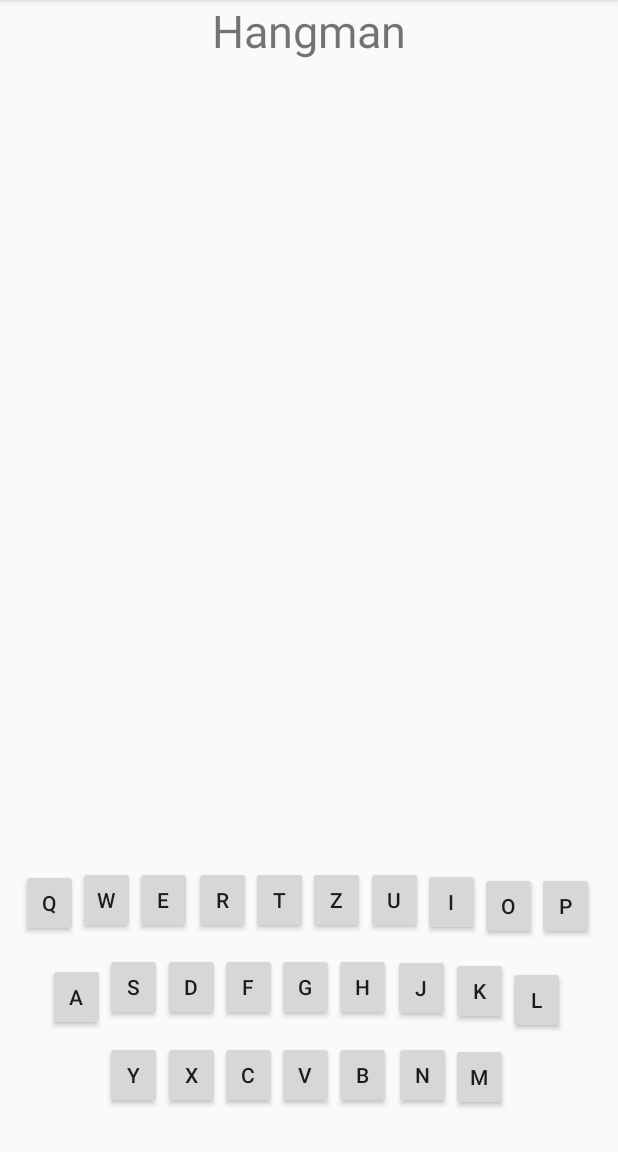
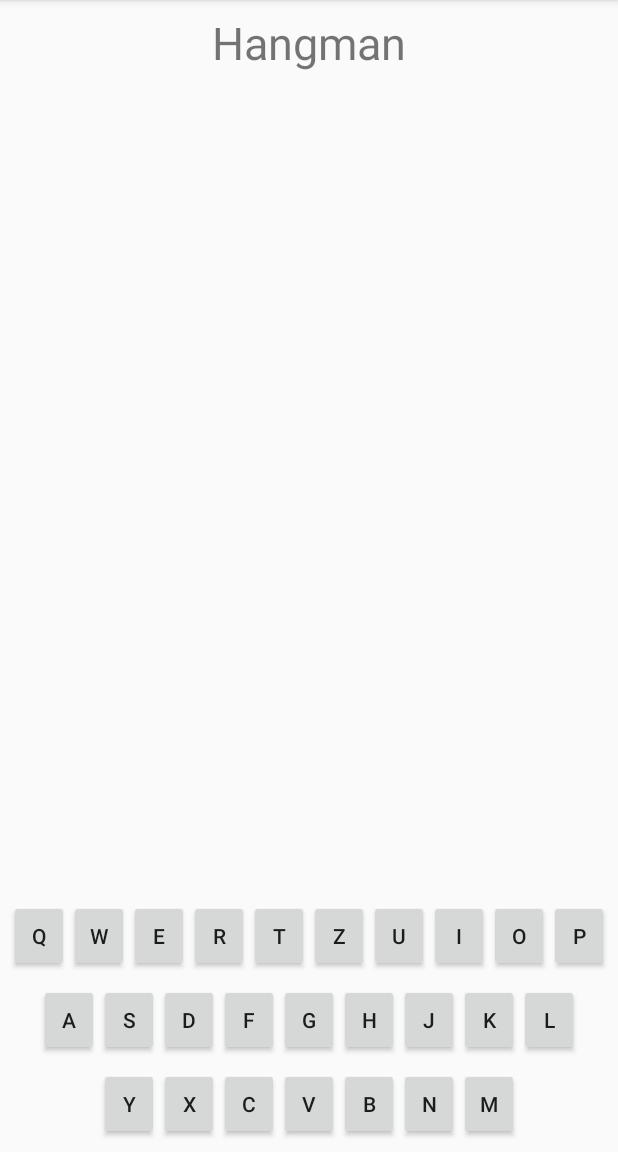
Before and after one commit to sw19-tug/morning05, an Android app: the HangmanActivity screen opened directly, with no data from a screen before it, on a phone screen of 412 x 824 dp, the part 84-1236 px from its top. Run offline under Robolectric (Android 15) with nearby library versions, the phone set to English and light mode, and no system bars.

Commit message:
GAMES_006 better layout for the buttons (test2) [BL,PS]

```diff
--- a/app/src/main/res/layout/activity_hangman.xml
+++ b/app/src/main/res/layout/activity_hangman.xml
@@ -5,305 +5,250 @@
     android:layout_width="match_parent"
     android:layout_height="match_parent">
 
-    <Button
-        android:id="@+id/button_p"
-        android:layout_width="38dp"
-        android:layout_height="45dp"
-        android:layout_marginStart="113dp"
-        android:layout_marginTop="524dp"
-        android:layout_marginEnd="15dp"
-        android:text="P"
-        app:layout_constraintBottom_toTopOf="@+id/button_l"
+    <LinearLayout
+        android:layout_width="wrap_content"
+        android:layout_height="wrap_content"
+        android:layout_marginStart="8dp"
+        android:layout_marginTop="8dp"
+        android:layout_marginEnd="8dp"
+        android:orientation="horizontal"
         app:layout_constraintEnd_toEndOf="parent"
-        app:layout_constraintStart_toEndOf="@+id/button_z"
-        app:layout_constraintTop_toBottomOf="@+id/textView2" />
+        app:layout_constraintStart_toStartOf="parent"
+        app:layout_constraintTop_toTopOf="parent">
 
-    <Button
-        android:id="@+id/button_o"
-        android:layout_width="38dp"
-        android:layout_height="45dp"
-        android:layout_marginTop="524dp"
-        android:text="O"
-        app:layout_constraintBottom_toTopOf="@+id/button_l"
-        app:layout_constraintEnd_toStartOf="@+id/button_p"
-        app:layout_constraintStart_toEndOf="@+id/button_i"
-        app:layout_constraintTop_toBottomOf="@+id/textView2" />
+        <TextView
+            android:id="@+id/textView2"
+            android:layout_width="395dp"
+            android:layout_height="40dp"
+            android:text="Hangman"
+            android:textAlignment="center"
+            android:textSize="30sp"
+            app:layout_constraintEnd_toEndOf="parent"
+            app:layout_constraintHorizontal_bias="1.0"
+            app:layout_constraintStart_toStartOf="parent"
+            tools:layout_editor_absoluteY="108dp" />
+    </LinearLayout>
 
-    <Button
-        android:id="@+id/button_i"
-        android:layout_width="38dp"
-        android:layout_height="45dp"
-        android:layout_marginTop="524dp"
-        android:text="I"
-        app:layout_constraintBottom_toTopOf="@+id/button_k"
-        app:layout_constraintEnd_toStartOf="@+id/button_o"
-        app:layout_constraintStart_toEndOf="@+id/button_u"
-        app:layout_constraintTop_toBottomOf="@+id/textView2" />
+    <LinearLayout
+        android:id="@+id/keyb_1"
+        android:layout_width="wrap_content"
+        android:layout_height="wrap_content"
+        android:layout_marginStart="8dp"
+        android:layout_marginEnd="8dp"
+        android:layout_marginBottom="8dp"
+        android:orientation="horizontal"
+        app:layout_constraintBottom_toTopOf="@+id/keyb_2"
+        app:layout_constraintEnd_toEndOf="parent"
+        app:layout_constraintStart_toStartOf="parent">
 
-    <Button
-        android:id="@+id/button_u"
-        android:layout_width="38dp"
-        android:layout_height="45dp"
-        android:layout_marginTop="524dp"
-        android:text="U"
-        app:layout_constraintBottom_toTopOf="@+id/button_j"
-        app:layout_constraintEnd_toStartOf="@+id/button_i"
-        app:layout_constraintStart_toEndOf="@+id/button_z"
-        app:layout_constraintTop_toBottomOf="@+id/textView2" />
+        <Button
+            android:id="@+id/button_q"
+            android:layout_width="40dp"
+            android:layout_height="wrap_content"
+            android:layout_weight="1"
+            android:text="Q" />
 
-    <Button
-        android:id="@+id/button_z"
-        android:layout_width="38dp"
-        android:layout_height="45dp"
-        android:layout_marginTop="524dp"
-        android:text="Z"
-        app:layout_constraintBottom_toTopOf="@+id/button_h"
-        app:layout_constraintEnd_toStartOf="@+id/button_u"
-        app:layout_constraintStart_toEndOf="@+id/button_t"
-        app:layout_constraintTop_toBottomOf="@+id/textView2" />
+        <Button
+            android:id="@+id/button_w"
+            android:layout_width="40dp"
+            android:layout_height="wrap_content"
+            android:layout_weight="1"
+            android:text="W" />
 
-    <Button
-        android:id="@+id/button_t"
-        android:layout_width="38dp"
-        android:layout_height="45dp"
-        android:layout_marginTop="524dp"
-        android:text="T"
-        app:layout_constraintBottom_toTopOf="@+id/button_g"
-        app:layout_constraintEnd_toStartOf="@+id/button_z"
-        app:layout_constraintStart_toEndOf="@+id/button_r"
-        app:layout_constraintTop_toBottomOf="@+id/textView2" />
+        <Button
+            android:id="@+id/button_e"
+            android:layout_width="40dp"
+            android:layout_height="wrap_content"
+            android:layout_weight="1"
+            android:text="E" />
 
-    <Button
-        android:id="@+id/button_r"
-        android:layout_width="38dp"
-        android:layout_height="45dp"
-        android:layout_marginStart="1dp"
-        android:layout_marginTop="524dp"
-        android:text="R"
-        app:layout_constraintBottom_toTopOf="@+id/button_f"
-        app:layout_constraintEnd_toStartOf="@+id/button_t"
-        app:layout_constraintStart_toEndOf="@+id/button_e"
-        app:layout_constraintTop_toBottomOf="@+id/textView2" />
+        <Button
+            android:id="@+id/button_r"
+            android:layout_width="40dp"
+            android:layout_height="wrap_content"
+            android:layout_weight="1"
+            android:text="R" />
 
-    <Button
-        android:id="@+id/button_e"
-        android:layout_width="38dp"
-        android:layout_height="45dp"
-        android:layout_marginTop="524dp"
-        android:text="E"
-        app:layout_constraintBottom_toTopOf="@+id/button_d"
-        app:layout_constraintEnd_toStartOf="@+id/button_r"
-        app:layout_constraintStart_toEndOf="@+id/button_w"
-        app:layout_constraintTop_toBottomOf="@+id/textView2" />
+        <Button
+            android:id="@+id/button_t"
+            android:layout_width="40dp"
+            android:layout_height="wrap_content"
+            android:layout_weight="1"
+            android:text="T" />
 
-    <Button
-        android:id="@+id/button_w"
-        android:layout_width="38dp"
-        android:layout_height="45dp"
-        android:layout_marginTop="524dp"
-        android:text="W"
-        app:layout_constraintBottom_toTopOf="@+id/button_s"
-        app:layout_constraintEnd_toStartOf="@+id/button_e"
-        app:layout_constraintStart_toEndOf="@+id/button_q"
-        app:layout_constraintTop_toBottomOf="@+id/textView2" />
+        <Button
+            android:id="@+id/button_z"
+            android:layout_width="40dp"
+            android:layout_height="wrap_content"
+            android:layout_weight="1"
+            android:text="Z" />
 
-    <TextView
-        android:id="@+id/textView2"
-        android:layout_width="395dp"
-        android:layout_height="40dp"
-        android:text="Hangman"
-        android:textAlignment="center"
-        android:textSize="30sp"
+        <Button
+            android:id="@+id/button_u"
+            android:layout_width="40dp"
+            android:layout_height="wrap_content"
+            android:layout_weight="1"
+            android:text="U" />
+
+        <Button
+            android:id="@+id/button_i"
+            android:layout_width="40dp"
+            android:layout_height="wrap_content"
+            android:layout_weight="1"
+            android:text="I" />
+
+        <Button
+            android:id="@+id/button_o"
+            android:layout_width="40dp"
+            android:layout_height="wrap_content"
+            android:layout_weight="1"
+            android:text="O" />
+
+        <Button
+            android:id="@+id/button_p"
+            android:layout_width="40dp"
+            android:layout_height="wrap_content"
+            android:layout_weight="1"
+            android:text="P" />
+    </LinearLayout>
+
+    <LinearLayout
+        android:id="@+id/keyb_2"
+        android:layout_width="wrap_content"
+        android:layout_height="wrap_content"
+        android:layout_marginStart="8dp"
+        android:layout_marginEnd="8dp"
+        android:layout_marginBottom="8dp"
+        android:orientation="horizontal"
+        app:layout_constraintBottom_toTopOf="@+id/keyb_3"
         app:layout_constraintEnd_toEndOf="parent"
-        app:layout_constraintHorizontal_bias="0.5"
-        app:layout_constraintStart_toStartOf="parent"
-        tools:layout_editor_absoluteY="16dp" />
+        app:layout_constraintStart_toStartOf="parent">
 
-    <Button
-        android:id="@+id/button_q"
-        android:layout_width="38dp"
-        android:layout_height="45dp"
-        android:layout_marginStart="14dp"
-        android:layout_marginTop="524dp"
-        android:layout_marginBottom="1dp"
-        android:text="Q"
-        app:layout_constraintBottom_toTopOf="@+id/button_a"
-        app:layout_constraintEnd_toStartOf="@+id/button_w"
-        app:layout_constraintStart_toStartOf="parent"
-        app:layout_constraintTop_toBottomOf="@+id/textView2" />
+        <Button
+            android:id="@+id/button_a"
+            android:layout_width="40dp"
+            android:layout_height="wrap_content"
+            android:layout_weight="1"
+            android:text="A" />
 
-    <Button
-        android:id="@+id/button_a"
-        android:layout_width="38dp"
-        android:layout_height="45dp"
-        android:layout_marginStart="32dp"
-        android:layout_marginBottom="61dp"
-        android:text="A"
-        app:layout_constraintBottom_toBottomOf="parent"
-        app:layout_constraintEnd_toStartOf="@+id/button_s"
-        app:layout_constraintStart_toStartOf="parent"
-        app:layout_constraintTop_toBottomOf="@+id/button_w" />
+        <Button
+            android:id="@+id/button_s"
+            android:layout_width="40dp"
+            android:layout_height="wrap_content"
+            android:layout_weight="1"
+            android:text="S" />
 
-    <Button
-        android:id="@+id/button_y"
-        android:layout_width="38dp"
-        android:layout_height="45dp"
-        android:layout_marginStart="70dp"
-        android:layout_marginBottom="16dp"
-        android:text="Y"
-        app:layout_constraintBottom_toBottomOf="parent"
-        app:layout_constraintEnd_toStartOf="@+id/button_x"
-        app:layout_constraintStart_toStartOf="parent"
-        app:layout_constraintTop_toBottomOf="@+id/button_s" />
+        <Button
+            android:id="@+id/button_d"
+            android:layout_width="40dp"
+            android:layout_height="wrap_content"
+            android:layout_weight="1"
+            android:text="D" />
 
-    <Button
-        android:id="@+id/button_m"
-        android:layout_width="38dp"
-        android:layout_height="45dp"
-        android:layout_marginEnd="73dp"
-        android:layout_marginBottom="16dp"
-        android:text="M"
+        <Button
+            android:id="@+id/button_f"
+            android:layout_width="40dp"
+            android:layout_height="wrap_content"
+            android:layout_weight="1"
+            android:text="F" />
+
+        <Button
+            android:id="@+id/button_g"
+            android:layout_width="40dp"
+            android:layout_height="wrap_content"
+            android:layout_weight="1"
+            android:text="G" />
+
+        <Button
+            android:id="@+id/button_h"
+            android:layout_width="40dp"
+            android:layout_height="wrap_content"
+            android:layout_weight="1"
+            android:text="H" />
+
+        <Button
+            android:id="@+id/button_j"
+            android:layout_width="40dp"
+            android:layout_height="wrap_content"
+            android:layout_weight="1"
+            android:text="J" />
+
+        <Button
+            android:id="@+id/button_k"
+            android:layout_width="40dp"
+            android:layout_height="wrap_content"
+            android:layout_weight="1"
+            android:text="K" />
+
+        <Button
+            android:id="@+id/button_l"
+            android:layout_width="40dp"
+            android:layout_height="wrap_content"
+            android:layout_weight="1"
+            android:text="L" />
+    </LinearLayout>
+
+    <LinearLayout
+        android:id="@+id/keyb_3"
+        android:layout_width="wrap_content"
+        android:layout_height="wrap_content"
+        android:layout_marginStart="8dp"
+
+        android:layout_marginEnd="8dp"
+        android:layout_marginBottom="8dp"
+        android:orientation="horizontal"
         app:layout_constraintBottom_toBottomOf="parent"
         app:layout_constraintEnd_toEndOf="parent"
-        app:layout_constraintStart_toEndOf="@+id/button_n"
-        app:layout_constraintTop_toBottomOf="@+id/button_k" />
+        app:layout_constraintStart_toStartOf="parent">
 
-    <Button
-        android:id="@+id/button_n"
-        android:layout_width="38dp"
-        android:layout_height="45dp"
-        android:layout_marginStart="1dp"
-        android:layout_marginBottom="16dp"
-        android:text="N"
-        app:layout_constraintBottom_toBottomOf="parent"
-        app:layout_constraintEnd_toStartOf="@+id/button_m"
-        app:layout_constraintStart_toEndOf="@+id/button_b"
-        app:layout_constraintTop_toBottomOf="@+id/button_j" />
+        <Button
+            android:id="@+id/button_y"
+            android:layout_width="40dp"
+            android:layout_height="wrap_content"
+            android:layout_weight="1"
+            android:text="Y" />
 
-    <Button
-        android:id="@+id/button_b"
-        android:layout_width="38dp"
-        android:layout_height="45dp"
-        android:layout_marginBottom="16dp"
-        android:text="B"
-        app:layout_constraintBottom_toBottomOf="parent"
-        app:layout_constraintEnd_toStartOf="@+id/button_n"
-        app:layout_constraintStart_toEndOf="@+id/button_v"
-        app:layout_constraintTop_toBottomOf="@+id/button_h" />
+        <Button
+            android:id="@+id/button_x"
+            android:layout_width="40dp"
+            android:layout_height="wrap_content"
+            android:layout_weight="1"
+            android:text="X" />
 
-    <Button
-        android:id="@+id/button_v"
-        android:layout_width="38dp"
-        android:layout_height="45dp"
-        android:layout_marginBottom="16dp"
-        android:text="V"
-        app:layout_constraintBottom_toBottomOf="parent"
-        app:layout_constraintEnd_toStartOf="@+id/button_b"
-        app:layout_constraintStart_toEndOf="@+id/button_c"
-        app:layout_constraintTop_toBottomOf="@+id/button_g" />
+        <Button
+            android:id="@+id/button_c"
+            android:layout_width="40dp"
+            android:layout_height="wrap_content"
+            android:layout_weight="1"
+            android:text="C" />
 
-    <Button
-        android:id="@+id/button_c"
-        android:layout_width="38dp"
-        android:layout_height="45dp"
-        android:layout_marginBottom="16dp"
-        android:text="C"
-        app:layout_constraintBottom_toBottomOf="parent"
-        app:layout_constraintEnd_toStartOf="@+id/button_v"
-        app:layout_constraintStart_toEndOf="@+id/button_x"
-        app:layout_constraintTop_toBottomOf="@+id/button_f" />
+        <Button
+            android:id="@+id/button_v"
+            android:layout_width="40dp"
+            android:layout_height="wrap_content"
+            android:layout_weight="1"
+            android:text="V" />
 
-    <Button
-        android:id="@+id/button_x"
-        android:layout_width="38dp"
-        android:layout_height="45dp"
-        android:layout_marginBottom="16dp"
-        android:text="X"
-        app:layout_constraintBottom_toBottomOf="parent"
-        app:layout_constraintEnd_toStartOf="@+id/button_c"
-        app:layout_constraintStart_toEndOf="@+id/button_y"
-        app:layout_constraintTop_toBottomOf="@+id/button_d" />
+        <Button
+            android:id="@+id/button_b"
+            android:layout_width="40dp"
+            android:layout_height="wrap_content"
+            android:layout_weight="1"
+            android:text="B" />
 
-    <Button
-        android:id="@+id/button_l"
-        android:layout_width="38dp"
-        android:layout_height="45dp"
-        android:layout_marginEnd="35dp"
-        android:layout_marginBottom="61dp"
-        android:text="L"
-        app:layout_constraintBottom_toBottomOf="parent"
-        app:layout_constraintEnd_toEndOf="parent"
-        app:layout_constraintStart_toEndOf="@+id/button_k"
-        app:layout_constraintTop_toBottomOf="@+id/button_p" />
+        <Button
+            android:id="@+id/button_n"
+            android:layout_width="40dp"
+            android:layout_height="wrap_content"
+            android:layout_weight="1"
+            android:text="N" />
 
-    <Button
-        android:id="@+id/button_k"
-        android:layout_width="38dp"
-        android:layout_height="45dp"
-        android:text="K"
-        app:layout_constraintBottom_toTopOf="@+id/button_m"
-        app:layout_constraintEnd_toStartOf="@+id/button_l"
-        app:layout_constraintStart_toEndOf="@+id/button_j"
-        app:layout_constraintTop_toBottomOf="@+id/button_o" />
+        <Button
+            android:id="@+id/button_m"
+            android:layout_width="40dp"
+            android:layout_height="wrap_content"
+            android:layout_weight="1"
+            android:text="M" />
+    </LinearLayout>
 
-    <Button
-        android:id="@+id/button_j"
-        android:layout_width="38dp"
-        android:layout_height="45dp"
-        android:layout_marginStart="1dp"
-        android:text="J"
-        app:layout_constraintBottom_toTopOf="@+id/button_n"
-        app:layout_constraintEnd_toStartOf="@+id/button_k"
-        app:layout_constraintStart_toEndOf="@+id/button_h"
-        app:layout_constraintTop_toBottomOf="@+id/button_i" />
-
-    <Button
-        android:id="@+id/button_h"
-        android:layout_width="38dp"
-        android:layout_height="45dp"
-        android:text="H"
-        app:layout_constraintBottom_toTopOf="@+id/button_b"
-        app:layout_constraintEnd_toStartOf="@+id/button_j"
-        app:layout_constraintStart_toEndOf="@+id/button_g"
-        app:layout_constraintTop_toBottomOf="@+id/button_u" />
-
-    <Button
-        android:id="@+id/button_g"
-        android:layout_width="38dp"
-        android:layout_height="45dp"
-        android:text="G"
-        app:layout_constraintBottom_toTopOf="@+id/button_v"
-        app:layout_constraintEnd_toStartOf="@+id/button_h"
-        app:layout_constraintStart_toEndOf="@+id/button_f"
-        app:layout_constraintTop_toBottomOf="@+id/button_z" />
-
-    <Button
-        android:id="@+id/button_f"
-        android:layout_width="38dp"
-        android:layout_height="45dp"
-        android:text="F"
-        app:layout_constraintBottom_toTopOf="@+id/button_c"
-        app:layout_constraintEnd_toStartOf="@+id/button_g"
-        app:layout_constraintStart_toEndOf="@+id/button_d"
-        app:layout_constraintTop_toBottomOf="@+id/button_t" />
-
-    <Button
-        android:id="@+id/button_d"
-        android:layout_width="38dp"
-        android:layout_height="45dp"
-        android:text="D"
-        app:layout_constraintBottom_toTopOf="@+id/button_x"
-        app:layout_constraintEnd_toStartOf="@+id/button_f"
-        app:layout_constraintStart_toEndOf="@+id/button_s"
-        app:layout_constraintTop_toBottomOf="@+id/button_r" />
-
-    <Button
-        android:id="@+id/button_s"
-        android:layout_width="38dp"
-        android:layout_height="45dp"
-        android:text="S"
-        app:layout_constraintBottom_toTopOf="@+id/button_y"
-        app:layout_constraintEnd_toStartOf="@+id/button_d"
-        app:layout_constraintStart_toEndOf="@+id/button_a"
-        app:layout_constraintTop_toBottomOf="@+id/button_e" />
 </android.support.constraint.ConstraintLayout>
```
